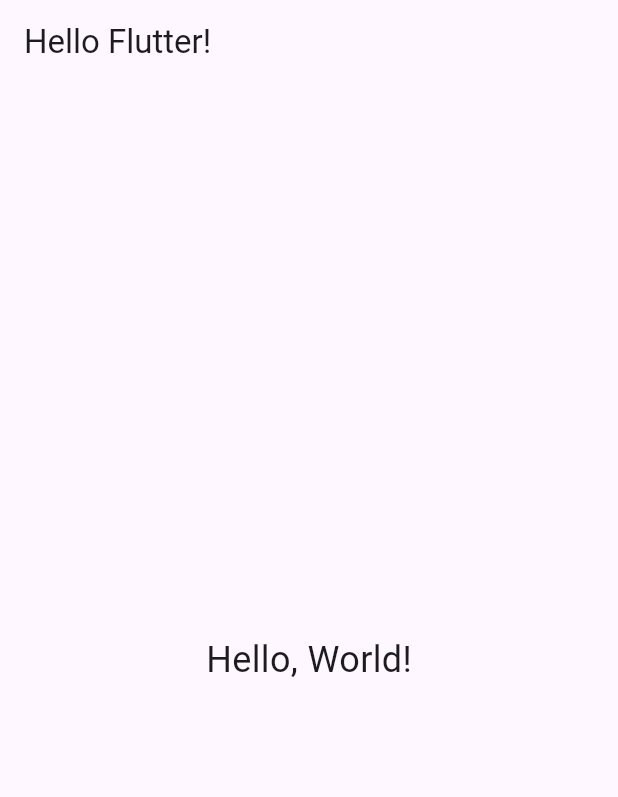
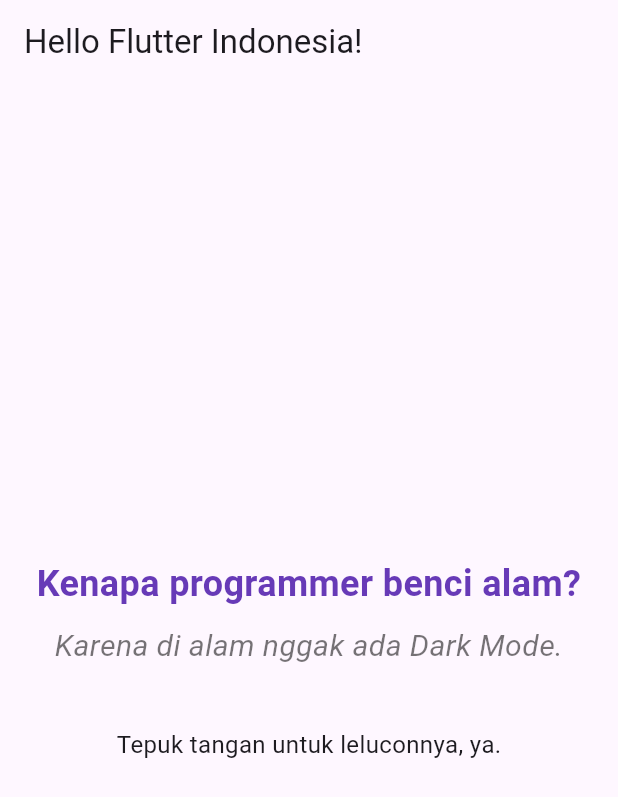
Before and after one commit to YusufxAlbana/Flutter, a Flutter app: the screen it shows after launch, on a phone screen of 412 x 824 dp. Shown: the top 797 px of the screen. Run offline on Flutter 3.47's test engine with Material 3 defaults, Android fonts, the phone set to English and light mode, and no system bars.

Commit message:
test update

```diff
--- a/lib/main.dart
+++ b/lib/main.dart
@@ -1,23 +1,57 @@
 import 'package:flutter/material.dart';
 
 void main() {
-  runApp(MyApp());
+  runApp(const MyApp());
 }
 
 // Widget utama aplikasi
 class MyApp extends StatelessWidget {
+  const MyApp({super.key});
+
   @override
   Widget build(BuildContext context) {
     return MaterialApp(
-      title: 'Hello World App',
+      title: 'Hello World with a Twist',
+      theme: ThemeData(
+        primarySwatch: Colors.purple,
+        visualDensity: VisualDensity.adaptivePlatformDensity,
+      ),
       home: Scaffold(
         appBar: AppBar(
-          title: Text('Hello Flutter!'),
+          title: const Text('Hello Flutter Indonesia!'),
         ),
-        body: Center(
-          child: Text(
-            'Hello, World!',
-            style: TextStyle(fontSize: 24),
+        body: const Center(
+          child: Padding(
+            padding: EdgeInsets.all(20.0),
+            child: Column(
+              mainAxisAlignment: MainAxisAlignment.center,
+              children: [
+                Text(
+                  'Kenapa programmer benci alam? ',
+                  textAlign: TextAlign.center,
+                  style: TextStyle(
+                    fontSize: 24,
+                    fontWeight: FontWeight.bold,
+                    color: Colors.deepPurple,
+                  ),
+                ),
+                SizedBox(height: 10),
+                Text(
+                  'Karena di alam nggak ada Dark Mode.',
+                  textAlign: TextAlign.center,
+                  style: TextStyle(
+                    fontSize: 20,
+                    fontStyle: FontStyle.italic,
+                    color: Colors.black54,
+                  ),
+                ),
+                SizedBox(height: 40),
+                Text(
+                  'Tepuk tangan untuk leluconnya, ya.',
+                  style: TextStyle(fontSize: 16),
+                ),
+              ],
+            ),
           ),
         ),
       ),
```
